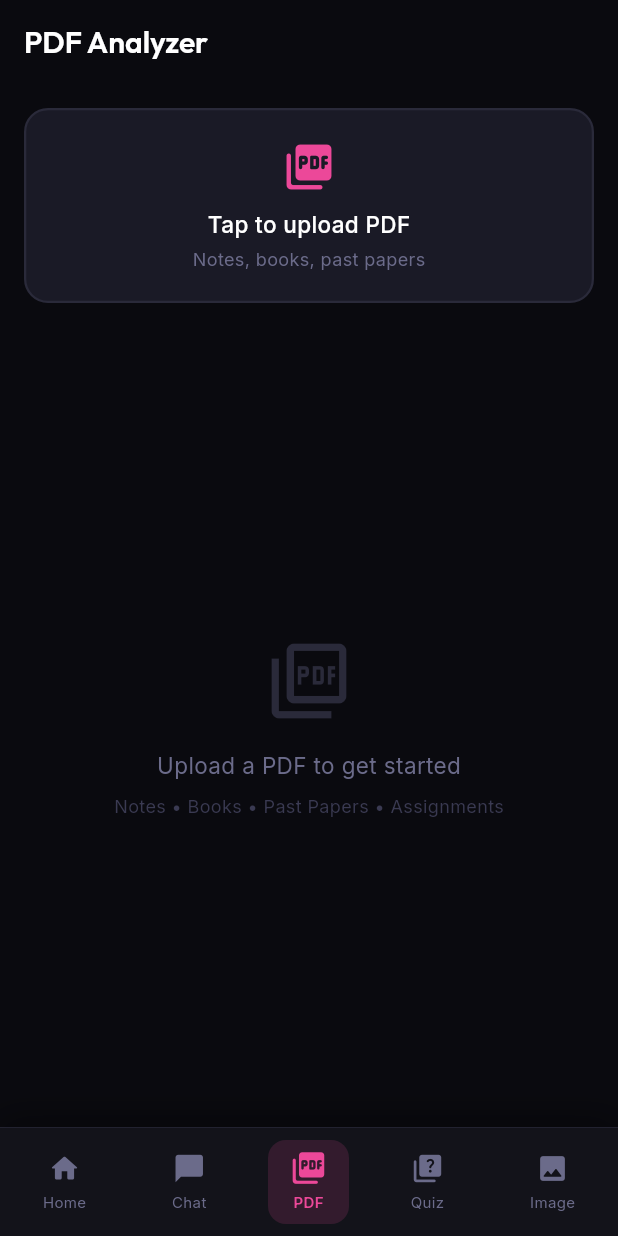
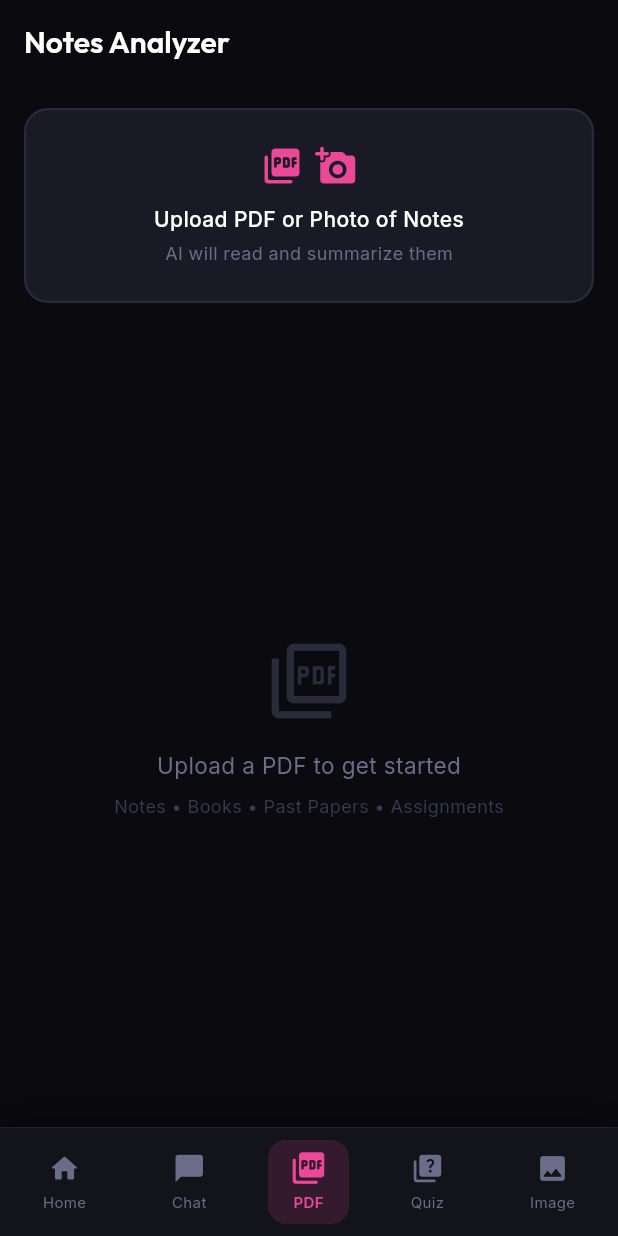
Before and after one commit to Faakhir03Memon/Lumina-Study, a Flutter app: the PdfAnalyzerScreen screen opened by its route, on a phone screen of 412 x 824 dp. Run offline on Flutter 3.47's test engine with Material 3 defaults, Android fonts, the phone set to English and light mode, and no system bars; drawn by our look-alikes of flutter_animate; our stand-ins replace cached_network_image, file_picker, flutter_highlight, flutter_markdown, go_router, google_fonts and 1 more; missing offline and left inert: syncfusion_flutter_pdf; accounts and stored records are empty.

Commit message:
feat: add PDF and image analyzer screen with AI summarization, key points, and question generation from uploaded files.

```diff
--- a/lumina_study/lib/features/pdf_analyzer/pdf_analyzer_screen.dart
+++ b/lumina_study/lib/features/pdf_analyzer/pdf_analyzer_screen.dart
@@ -8,6 +8,7 @@ import 'package:lumina_study/shared/services/storage_service.dart';
 import 'package:lumina_study/shared/widgets/lumina_widgets.dart';
 import 'package:flutter_markdown/flutter_markdown.dart';
 import 'package:syncfusion_flutter_pdf/pdf.dart';
+import 'dart:convert';
 
 class PdfAnalyzerScreen extends StatefulWidget {
   const PdfAnalyzerScreen({super.key});
@@ -20,6 +21,8 @@ class _PdfAnalyzerScreenState extends State<PdfAnalyzerScreen>
     with SingleTickerProviderStateMixin {
   String? _fileName;
   String? _pdfText;
+  String? _base64Image;
+  bool _isPdf = true;
   bool _isLoading = false;
   String _summary = '';
   String _keyPoints = '';
@@ -32,63 +35,73 @@ class _PdfAnalyzerScreenState extends State<PdfAnalyzerScreen>
     _tabController = TabController(length: 3, vsync: this);
   }
 
-  Future<void> _pickPdf() async {
+  Future<void> _pickFile() async {
     final result = await FilePicker.platform.pickFiles(
       type: FileType.custom,
-      allowedExtensions: ['pdf'],
+      allowedExtensions: ['pdf', 'jpg', 'jpeg', 'png'],
     );
     if (result == null || result.files.isEmpty) return;
 
     final file = result.files.first;
+    final isPdf = file.extension?.toLowerCase() == 'pdf';
+
     setState(() {
       _fileName = file.name;
+      _isPdf = isPdf;
       _summary = '';
       _keyPoints = '';
       _questions = '';
       _pdfText = null;
+      _base64Image = null;
     });
 
-    // Extract text from PDF
     try {
+      if (isPdf) {
         final bytes = file.bytes ?? await File(file.path!).readAsBytes();
         final doc = PdfDocument(inputBytes: bytes);
         final extractor = PdfTextExtractor(doc);
         final text = extractor.extractText();
         doc.dispose();
         setState(() => _pdfText = text);
+      } else {
+        final bytes = file.bytes ?? await File(file.path!).readAsBytes();
+        setState(() => _base64Image = base64Encode(bytes));
+      }
     } catch (e) {
-      _showError('PDF text extraction failed: $e');
+      _showError('File processing failed: $e');
     }
   }
 
   Future<void> _analyze() async {
-    if (_pdfText == null || _pdfText!.isEmpty) {
-      _showError('Please pick a PDF first');
+    if ((_pdfText == null || _pdfText!.isEmpty) && _base64Image == null) {
+      _showError('Please pick a file first');
       return;
     }
 
     setState(() => _isLoading = true);
-
-    // Truncate to ~3000 chars to stay within token limits
-    final truncated = _pdfText!.length > 8000 ? _pdfText!.substring(0, 8000) : _pdfText!;
 
     final ai = AiService(
       groqApiKey: StorageService.groqApiKey,
       geminiApiKey: StorageService.geminiApiKey,
     );
 
+    final textSource = _isPdf ? 'text extracted from a PDF' : 'image of study notes';
+    final content = _isPdf ? _pdfText! : '';
+
     try {
-      // Run all 3 analyses - summary, key points, expected questions
       final summaryFuture = ai.sendGeminiMessage(
-        prompt: 'Analyze the following academic text and provide a concise summary in English and Urdu both:\n\n$truncated',
+        prompt: 'Analyze the following $textSource and provide a concise summary in English and Urdu both:\n\n$content',
+        base64Image: _base64Image,
         maxTokens: 600,
       );
       final keyPointsFuture = ai.sendGeminiMessage(
-        prompt: 'Extract 8–12 key points and important concepts from this text as a numbered markdown list:\n\n$truncated',
+        prompt: 'Extract 8–12 key points and important concepts from this $textSource as a numbered markdown list:\n\n$content',
+        base64Image: _base64Image,
         maxTokens: 600,
       );
       final questionsFuture = ai.sendGeminiMessage(
-        prompt: 'Generate 10 expected exam questions (mix of MCQ, short answer, and essay type) based on this text. Format as markdown:\n\n$truncated',
+        prompt: 'Generate 10 expected exam questions based on this $textSource. Format as markdown:\n\n$content',
+        base64Image: _base64Image,
         maxTokens: 800,
       );
 
@@ -125,9 +138,9 @@ class _PdfAnalyzerScreenState extends State<PdfAnalyzerScreen>
       backgroundColor: AppColors.bg,
       appBar: AppBar(
         backgroundColor: AppColors.bg,
-        title: const Text('PDF Analyzer'),
+        title: const Text('Notes Analyzer'),
         actions: [
-          if (_pdfText != null && !_isLoading)
+          if ((_pdfText != null || _base64Image != null) && !_isLoading)
             TextButton.icon(
               onPressed: _analyze,
               icon: const Icon(Icons.auto_awesome, size: 16, color: AppColors.pdfColor),
@@ -141,7 +154,7 @@ class _PdfAnalyzerScreenState extends State<PdfAnalyzerScreen>
           Padding(
             padding: const EdgeInsets.all(16),
             child: GestureDetector(
-              onTap: _pickPdf,
+              onTap: _pickFile,
               child: AnimatedContainer(
                 duration: 300.ms,
                 height: 130,
@@ -159,19 +172,26 @@ class _PdfAnalyzerScreenState extends State<PdfAnalyzerScreen>
                       ? Column(
                           mainAxisAlignment: MainAxisAlignment.center,
                           children: [
-                            const Icon(Icons.picture_as_pdf_rounded, color: AppColors.pdfColor, size: 36),
-                            const SizedBox(height: 10),
-                            const Text('Tap to upload PDF', style: TextStyle(color: AppColors.textPrimary, fontSize: 15, fontWeight: FontWeight.w500)),
+                            const Row(
+                              mainAxisSize: MainAxisSize.min,
+                              children: [
+                                Icon(Icons.picture_as_pdf_rounded, color: AppColors.pdfColor, size: 28),
+                                SizedBox(width: 8),
+                                Icon(Icons.add_a_photo_rounded, color: AppColors.pdfColor, size: 28),
+                              ],
+                            ),
+                            const SizedBox(height: 12),
+                            const Text('Upload PDF or Photo of Notes', style: TextStyle(color: AppColors.textPrimary, fontSize: 14, fontWeight: FontWeight.w500)),
                             const SizedBox(height: 4),
-                            const Text('Notes, books, past papers', style: TextStyle(color: AppColors.textMuted, fontSize: 12)),
+                            const Text('AI will read and summarize them', style: TextStyle(color: AppColors.textMuted, fontSize: 12)),
                           ],
                         )
                       : Column(
                           mainAxisAlignment: MainAxisAlignment.center,
                           children: [
-                            const Icon(Icons.check_circle_rounded, color: AppColors.success, size: 32),
+                            Icon(_isPdf ? Icons.picture_as_pdf_rounded : Icons.camera_alt_rounded, color: AppColors.success, size: 32),
                             const SizedBox(height: 8),
-                            Text(_fileName!, style: const TextStyle(color: AppColors.textPrimary, fontWeight: FontWeight.w600)),
+                            Text(_fileName!, style: const TextStyle(color: AppColors.textPrimary, fontWeight: FontWeight.w600, fontSize: 13)),
                             const SizedBox(height: 4),
                             const Text('Tap to change file', style: TextStyle(color: AppColors.textMuted, fontSize: 11)),
                           ],
```
Lines whose indentation alone changed are shown as unchanged.
